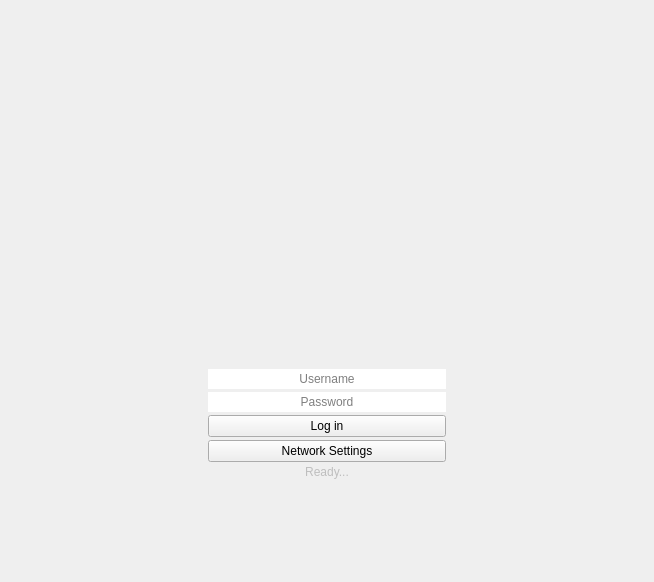
This is src/loginpage.ui in RxLaboratory/Ramses-Client as Qt 5 draws it before an edit. The edited form follows.
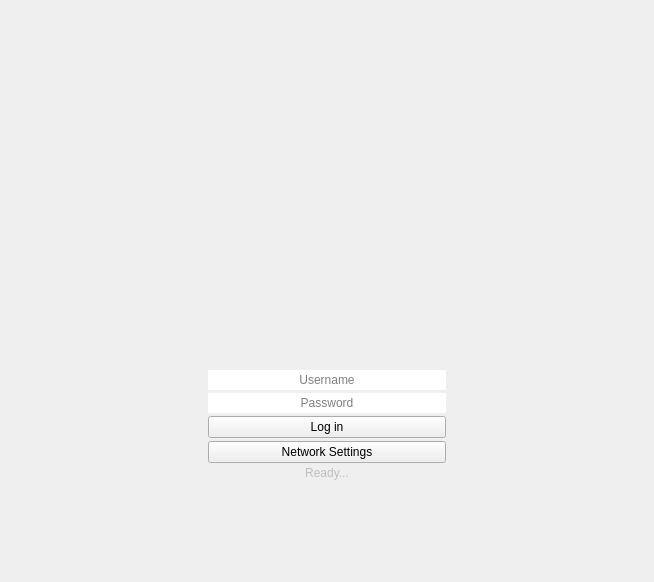
This is the edited form. Icons and pictures are not drawn.

Diff of the .ui file:
```diff
--- a/src/loginpage.ui
+++ b/src/loginpage.ui
@@ -14,6 +14,50 @@
    <string>Form</string>
   </property>
   <layout class="QGridLayout" name="gridLayout">
+   <property name="spacing">
+    <number>3</number>
+   </property>
+   <item row="1" column="0">
+    <widget class="QLabel" name="label">
+     <property name="minimumSize">
+      <size>
+       <width>256</width>
+       <height>256</height>
+      </size>
+     </property>
+     <property name="maximumSize">
+      <size>
+       <width>256</width>
+       <height>256</height>
+      </size>
+     </property>
+     <property name="text">
+      <string/>
+     </property>
+     <property name="pixmap">
+      <pixmap resource="resources.qrc">:/icons/logo-large</pixmap>
+     </property>
+     <property name="scaledContents">
+      <bool>true</bool>
+     </property>
+     <property name="alignment">
+      <set>Qt::AlignCenter</set>
+     </property>
+    </widget>
+   </item>
+   <item row="5" column="0">
+    <spacer name="verticalSpacer_2">
+     <property name="orientation">
+      <enum>Qt::Vertical</enum>
+     </property>
+     <property name="sizeHint" stdset="0">
+      <size>
+       <width>20</width>
+       <height>70</height>
+      </size>
+     </property>
+    </spacer>
+   </item>
    <item row="0" column="0">
     <spacer name="verticalSpacer">
      <property name="orientation">
@@ -27,7 +71,7 @@
      </property>
     </spacer>
    </item>
-   <item row="1" column="0">
+   <item row="2" column="0">
     <widget class="QWidget" name="loginWidget" native="true">
      <property name="maximumSize">
       <size>
@@ -39,34 +83,9 @@
       <property name="spacing">
        <number>3</number>
       </property>
-      <item>
-       <widget class="QLabel" name="label">
-        <property name="minimumSize">
-         <size>
-          <width>256</width>
-          <height>256</height>
-         </size>
-        </property>
-        <property name="maximumSize">
-         <size>
-          <width>256</width>
-          <height>256</height>
-         </size>
-        </property>
-        <property name="text">
-         <string/>
-        </property>
-        <property name="pixmap">
-         <pixmap resource="resources.qrc">:/icons/logo-large</pixmap>
-        </property>
-        <property name="scaledContents">
-         <bool>true</bool>
-        </property>
-        <property name="alignment">
-         <set>Qt::AlignCenter</set>
-        </property>
-       </widget>
-      </item>
+      <property name="bottomMargin">
+       <number>0</number>
+      </property>
       <item>
        <widget class="QLineEdit" name="usernameEdit">
         <property name="frame">
@@ -118,34 +137,21 @@
         </property>
        </widget>
       </item>
-      <item>
-       <widget class="QLabel" name="connectionStatusLabel">
-        <property name="enabled">
-         <bool>false</bool>
-        </property>
-        <property name="text">
-         <string>Ready...</string>
-        </property>
-        <property name="alignment">
-         <set>Qt::AlignCenter</set>
-        </property>
-       </widget>
-      </item>
      </layout>
     </widget>
    </item>
-   <item row="3" column="0">
-    <spacer name="verticalSpacer_2">
-     <property name="orientation">
-      <enum>Qt::Vertical</enum>
+   <item row="4" column="0">
+    <widget class="QLabel" name="connectionStatusLabel">
+     <property name="enabled">
+      <bool>false</bool>
      </property>
-     <property name="sizeHint" stdset="0">
-      <size>
-       <width>20</width>
-       <height>70</height>
-      </size>
+     <property name="text">
+      <string>Ready...</string>
      </property>
-    </spacer>
+     <property name="alignment">
+      <set>Qt::AlignCenter</set>
+     </property>
+    </widget>
    </item>
   </layout>
  </widget>
```
